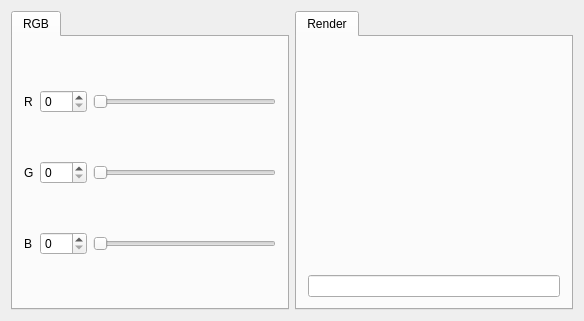
Before: the Qt Designer form mainwindow.ui in Huluti/Coulr, drawn with Qt 5.
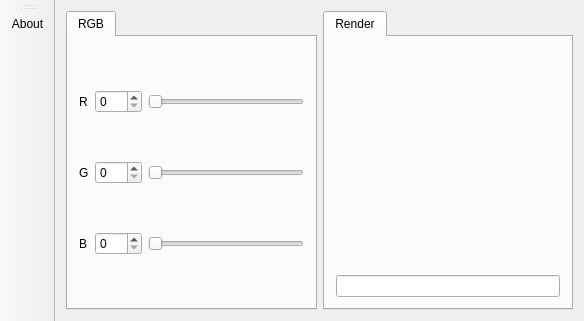
After: the same form once the commit is applied. Icons and pictures are not drawn.

Commit message: Added about button and improvement of the software

```diff
--- a/mainwindow.ui
+++ b/mainwindow.ui
@@ -15,6 +15,36 @@
   </property>
   <widget class="QWidget" name="centralWidget">
    <layout class="QGridLayout" name="gridLayout_2">
+    <item row="0" column="1">
+     <widget class="QTabWidget" name="tabWidget">
+      <property name="minimumSize">
+       <size>
+        <width>172</width>
+        <height>0</height>
+       </size>
+      </property>
+      <widget class="QWidget" name="tabWidgetPage1">
+       <attribute name="title">
+        <string>Render</string>
+       </attribute>
+       <layout class="QVBoxLayout" name="verticalLayout">
+        <property name="sizeConstraint">
+         <enum>QLayout::SetDefaultConstraint</enum>
+        </property>
+        <item>
+         <widget class="QWidget" name="color_widget" native="true"/>
+        </item>
+        <item>
+         <widget class="QLineEdit" name="html_color">
+          <property name="placeholderText">
+           <string/>
+          </property>
+         </widget>
+        </item>
+       </layout>
+      </widget>
+     </widget>
+    </item>
     <item row="0" column="0">
      <widget class="QTabWidget" name="tabWidget">
       <property name="currentIndex">
@@ -101,36 +131,6 @@
       </widget>
      </widget>
     </item>
-    <item row="0" column="1">
-     <widget class="QTabWidget" name="tabWidget">
-      <property name="minimumSize">
-       <size>
-        <width>172</width>
-        <height>0</height>
-       </size>
-      </property>
-      <widget class="QWidget" name="tabWidgetPage1">
-       <attribute name="title">
-        <string>Render</string>
-       </attribute>
-       <layout class="QVBoxLayout" name="verticalLayout">
-        <property name="sizeConstraint">
-         <enum>QLayout::SetDefaultConstraint</enum>
-        </property>
-        <item>
-         <widget class="QWidget" name="color_widget" native="true"/>
-        </item>
-        <item>
-         <widget class="QLineEdit" name="html_color">
-          <property name="placeholderText">
-           <string/>
-          </property>
-         </widget>
-        </item>
-       </layout>
-      </widget>
-     </widget>
-    </item>
    </layout>
   </widget>
   <widget class="QMenuBar" name="menuBar">
@@ -143,11 +143,46 @@
     </rect>
    </property>
   </widget>
+  <widget class="QToolBar" name="toolBar">
+   <property name="windowTitle">
+    <string>toolBar</string>
+   </property>
+   <property name="allowedAreas">
+    <set>Qt::AllToolBarAreas</set>
+   </property>
+   <attribute name="toolBarArea">
+    <enum>LeftToolBarArea</enum>
+   </attribute>
+   <attribute name="toolBarBreak">
+    <bool>true</bool>
+   </attribute>
+   <addaction name="actionAbout"/>
+  </widget>
   <action name="actionQuitter">
    <property name="text">
     <string>Quit</string>
    </property>
   </action>
+  <action name="actionPick_color">
+   <property name="checkable">
+    <bool>false</bool>
+   </property>
+   <property name="icon">
+    <iconset>
+     <normaloff>icons/picker.png</normaloff>icons/picker.png</iconset>
+   </property>
+   <property name="text">
+    <string>Pick color</string>
+   </property>
+  </action>
+  <action name="actionAbout">
+   <property name="icon">
+    <iconset theme="help-about"/>
+   </property>
+   <property name="text">
+    <string>About</string>
+   </property>
+  </action>
  </widget>
  <layoutdefault spacing="6" margin="11"/>
  <tabstops>
```
Left out of the diff: 14 changed lines with no effect on the pictures. The commit also changes 2 other files.
